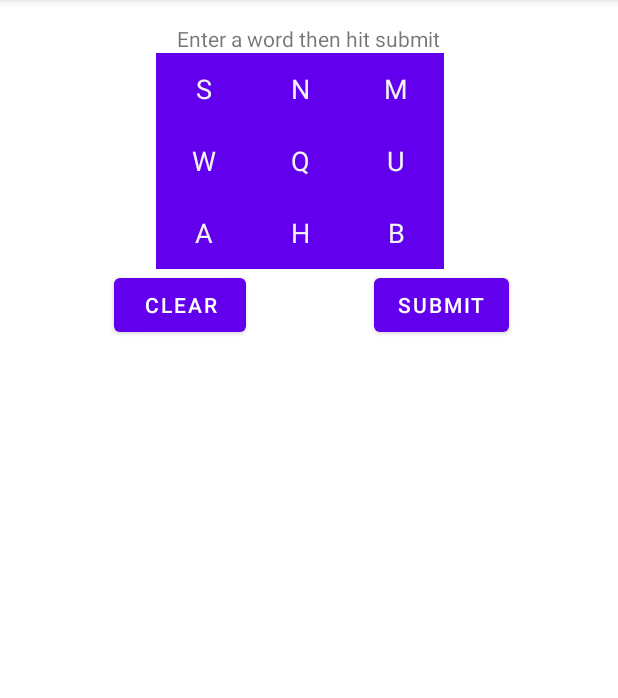
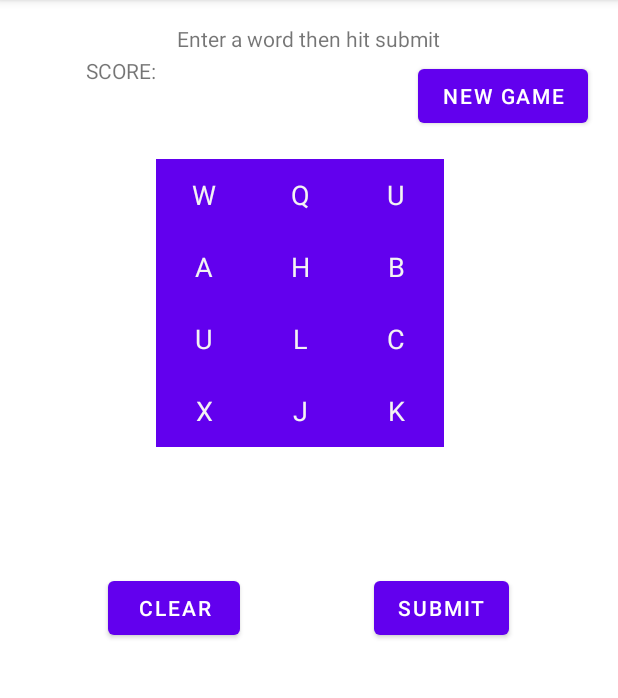
Before and after one commit to cewalsh/Boggle, an Android app: the screen it shows after launch (MainActivity), after a tap on "SUBMIT", on a phone screen of 412 x 824 dp, the part 84-782 px from its top. Run offline under Robolectric (Android 15) with nearby library versions, the phone set to English and light mode, and no system bars.

```diff
--- a/app/src/main/java/com/example/boggle/LetterGridAdapter.kt
+++ b/app/src/main/java/com/example/boggle/LetterGridAdapter.kt
@@ -1,7 +1,12 @@
+import android.accessibilityservice.AccessibilityButtonController.AccessibilityButtonCallback
 import android.util.Log
 import android.view.LayoutInflater
 import android.view.ViewGroup
+import android.widget.Toast
+import androidx.fragment.app.activityViewModels
+import androidx.lifecycle.Observer
 import androidx.recyclerview.widget.RecyclerView
+import com.example.boggle.SharedViewModel
 import com.example.boggle.databinding.GridItemLetterBinding
 
 private const val TAG = "LetterGridAdapter"
@@ -10,7 +15,8 @@ class LetterGridHolder(val binding: GridItemLetterBinding) : RecyclerView.ViewHo
 
 }
 
-class LetterGridAdapter(private val letters: List<Char>): RecyclerView.Adapter<LetterGridHolder>(){
+class LetterGridAdapter(private val letters: List<Char>, private val sharedViewModel: SharedViewModel): RecyclerView.Adapter<LetterGridHolder>(){
+
     override fun onCreateViewHolder(parent: ViewGroup, viewType: Int): LetterGridHolder {
         Log.d(TAG,"This is called")
         val inflater = LayoutInflater.from(parent.context)
@@ -28,7 +34,21 @@ class LetterGridAdapter(private val letters: List<Char>): RecyclerView.Adapter<L
 
         holder.apply{
             binding.letter.text = letter + ""
+            binding.letter.setOnClickListener {
+                Log.d(TAG, "pressed " + letter)
+                if(sharedViewModel.updateLetter(letter, position) == -1){
+                    Toast.makeText(
+                        binding.root.context,
+                        "Not a valid selection!",
+                        Toast.LENGTH_SHORT
+                    ).show()
+                }else{
+                    binding.letter.isClickable = false
+                }
+            }
+
         }
+
     }
 
 }
--- a/app/src/main/java/com/example/boggle/LettersFragment.kt
+++ b/app/src/main/java/com/example/boggle/LettersFragment.kt
@@ -9,6 +9,7 @@ import android.view.View
 import android.view.ViewGroup
 import androidx.fragment.app.Fragment
 import androidx.fragment.app.activityViewModels
+import androidx.lifecycle.Observer
 import androidx.recyclerview.widget.GridLayoutManager
 import androidx.recyclerview.widget.LinearLayoutManager
 import com.example.boggle.databinding.FragmentLettersBinding
@@ -41,20 +42,32 @@ class LettersFragment : Fragment() {
         binding.lettersRecyclerView.layoutManager = GridLayoutManager(context,3)
 
         val letters = viewModel.letters
-        val adapter = LetterGridAdapter(letters)
+        val adapter = LetterGridAdapter(letters, viewModel)
         binding.lettersRecyclerView.adapter = adapter
         return binding.root
     }
 
     override fun onViewCreated(view: View, savedInstanceState: Bundle?) {
         super.onViewCreated(view, savedInstanceState)
-        word = ""
         binding.apply {
 
             submit.setOnClickListener {_ ->
                 Log.d(TAG, "Clicked the submit button and updated word")
-                viewModel.updateWord(word)
+                viewModel.submitWord()
             }
+
+            viewModel.word.observe(viewLifecycleOwner, Observer { new_word ->
+                Log.d(TAG,"updating word to: " + new_word)
+                binding.word.text = new_word
+            })
+
+            clear.setOnClickListener { _ ->
+                Log.d(TAG, "Clicked the clear button")
+                viewModel.clearWord()
+            }
+
+            binding.word.text = ""
+
         }
     }
 
--- a/app/src/main/java/com/example/boggle/ScoreFragment.kt
+++ b/app/src/main/java/com/example/boggle/ScoreFragment.kt
@@ -40,12 +40,14 @@ class ScoreFragment : Fragment() {
     override fun onViewCreated(view: View, savedInstanceState: Bundle?) {
         super.onViewCreated(view, savedInstanceState)
         binding.apply {
+            viewModel.finalWord.observe( viewLifecycleOwner, Observer { word ->
+                Log.d(TAG,"scoring this word: " + word)
 
+            })
         }
 
-        viewModel.word.observe(this, Observer { word ->
-            Log.d(TAG,"scoring this word: " + word)
-        })
+
+
     }
 
     override fun onDestroyView() {
--- a/app/src/main/java/com/example/boggle/SharedViewModel.kt
+++ b/app/src/main/java/com/example/boggle/SharedViewModel.kt
@@ -1,19 +1,28 @@
 package com.example.boggle
 
+import android.util.Log
+import android.widget.Toast
 import androidx.lifecycle.LiveData
 import androidx.lifecycle.MutableLiveData
 import androidx.lifecycle.ViewModel
+import java.text.FieldPosition
 
-
+private val TAG = "SharedViewModel"
 class SharedViewModel : ViewModel() {
 
-    val mutableWord = MutableLiveData<String>()
+    val mutableWord = MutableLiveData<String>("")
     val word: LiveData<String> get() = mutableWord
-
+    val mutableFinalWord = MutableLiveData<String>("")
+    val finalWord: LiveData<String> get() = mutableFinalWord
+    val mutableLastLetter: MutableLiveData<Int> = MutableLiveData<Int>(-1)
+    val lastLetter: LiveData<Int> get() = mutableLastLetter
     val letters = mutableListOf<Char>();
 
+    val mutableUsedLetterPositions = MutableLiveData<MutableList<Int>>()
+    val usedLetterPositions: LiveData<MutableList<Int>> get() = mutableUsedLetterPositions
+
     init {
-        for (i in 0 until 9){
+        for (i in 0 until 12){
             val c : Char = randomChar()
             letters += c
         }
@@ -27,4 +36,30 @@ class SharedViewModel : ViewModel() {
         mutableWord.value = item
     }
 
+    fun updateLetter(letter: Char, position: Int): Int {
+        val lastPosition = lastLetter.value
+        if(lastPosition == null || lastPosition == -1 || position == lastPosition + 3 || position == lastPosition - 3
+            || (position == lastPosition + 1 && lastPosition % 3 != 2) || (position == lastPosition - 1 && lastPosition % 3 != 0)){
+            mutableLastLetter.value = position
+            mutableWord.value = word.value + letter
+            usedLetterPositions.value?.add(position)
+            return 0
+        }else{
+            return -1
+        }
+    }
+
+    fun clearWord() {
+        mutableWord.value = ""
+        mutableLastLetter.value = -1
+        mutableUsedLetterPositions.value = arrayListOf()
+    }
+
+    fun submitWord(){
+        Log.d(TAG, "submitting word")
+        mutableFinalWord.value = word.value
+        Log.d(TAG, "should have updated finalWord : " + finalWord.value)
+        clearWord()
+    }
+
 }
--- a/app/src/main/res/layout/activity_main.xml
+++ b/app/src/main/res/layout/activity_main.xml
@@ -1,9 +1,28 @@
 <?xml version="1.0" encoding="utf-8"?>
+<androidx.constraintlayout.widget.ConstraintLayout xmlns:android="http://schemas.android.com/apk/res/android"
+    xmlns:app="http://schemas.android.com/apk/res-auto"
+    android:layout_width="match_parent"
+    android:layout_height="match_parent">
+
+
     <androidx.fragment.app.FragmentContainerView
         xmlns:android="http://schemas.android.com/apk/res/android"
         xmlns:tools="http://schemas.android.com/tools"
-    android:id="@+id/fragment_container"
+        android:id="@+id/letters_fragment"
         android:name="com.example.boggle.LettersFragment"
         android:layout_width="match_parent"
         android:layout_height="match_parent"
         tools:context=".MainActivity" />
+
+    <androidx.fragment.app.FragmentContainerView
+        xmlns:android="http://schemas.android.com/apk/res/android"
+        xmlns:tools="http://schemas.android.com/tools"
+        android:id="@+id/score_fragment"
+        android:name="com.example.boggle.ScoreFragment"
+        android:layout_width="match_parent"
+        android:layout_height="match_parent"
+        app:layout_constraintBottom_toBottomOf="parent"
+
+        tools:context=".MainActivity" />
+
+</androidx.constraintlayout.widget.ConstraintLayout>
--- a/app/src/main/res/layout/fragment_letters.xml
+++ b/app/src/main/res/layout/fragment_letters.xml
@@ -22,8 +22,8 @@
         android:id="@+id/clear"
         android:layout_width="wrap_content"
         android:layout_height="wrap_content"
-        android:layout_marginStart="76dp"
-        android:layout_marginBottom="40dp"
+        android:layout_marginStart="72dp"
+        android:layout_marginBottom="36dp"
         android:text="@string/clear"
         app:layout_constraintBottom_toBottomOf="parent"
         app:layout_constraintStart_toStartOf="parent" />
@@ -33,7 +33,7 @@
         android:layout_width="wrap_content"
         android:layout_height="wrap_content"
         android:layout_marginEnd="72dp"
-        android:layout_marginBottom="40dp"
+        android:layout_marginBottom="36dp"
         android:text="@string/submit"
         app:layout_constraintBottom_toBottomOf="parent"
         app:layout_constraintEnd_toEndOf="parent" />
@@ -48,4 +48,18 @@
         app:layout_constraintStart_toStartOf="parent"
         app:layout_constraintTop_toBottomOf="@+id/textView"
         app:layout_constraintVertical_bias="0.46" />
+
+    <TextView
+        android:id="@+id/word"
+        android:layout_width="wrap_content"
+        android:layout_height="wrap_content"
+        android:layout_marginTop="32dp"
+        android:layout_marginBottom="32dp"
+        android:text="word"
+        app:layout_constraintBottom_toTopOf="@+id/clear"
+        app:layout_constraintEnd_toEndOf="parent"
+        app:layout_constraintHorizontal_bias="0.467"
+        app:layout_constraintStart_toStartOf="parent"
+        app:layout_constraintTop_toBottomOf="@+id/letters_recycler_view"
+        app:layout_constraintVertical_bias="0.0" />
 </androidx.constraintlayout.widget.ConstraintLayout>
--- a/app/src/main/res/layout/fragment_score.xml
+++ b/app/src/main/res/layout/fragment_score.xml
@@ -3,7 +3,7 @@
     xmlns:app="http://schemas.android.com/apk/res-auto"
     xmlns:tools="http://schemas.android.com/tools"
     android:layout_width="match_parent"
-    android:layout_height="match_parent">
+    android:layout_height="wrap_content">
 
     <TextView
         android:layout_width="wrap_content"
@@ -18,9 +18,11 @@
         android:id="@+id/button"
         android:layout_width="wrap_content"
         android:layout_height="wrap_content"
-        android:layout_marginEnd="44dp"
-        android:layout_marginBottom="47dp"
+        android:layout_marginTop="40dp"
+        android:layout_marginEnd="20dp"
+        android:layout_marginBottom="20dp"
         android:text="@string/new_game"
         app:layout_constraintBottom_toBottomOf="parent"
-        app:layout_constraintEnd_toEndOf="parent" />
+        app:layout_constraintEnd_toEndOf="parent"
+        app:layout_constraintTop_toTopOf="parent" />
 </androidx.constraintlayout.widget.ConstraintLayout>
```
Lines whose indentation alone changed are shown as unchanged.
